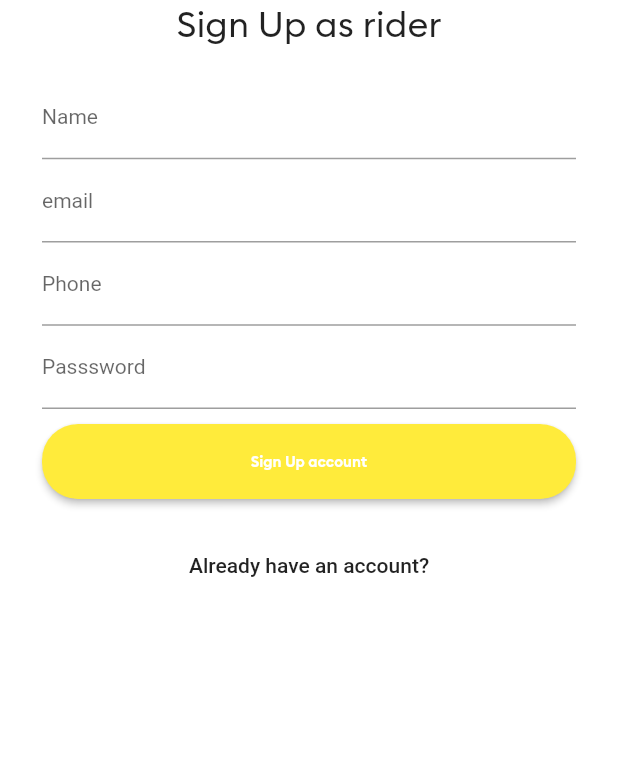
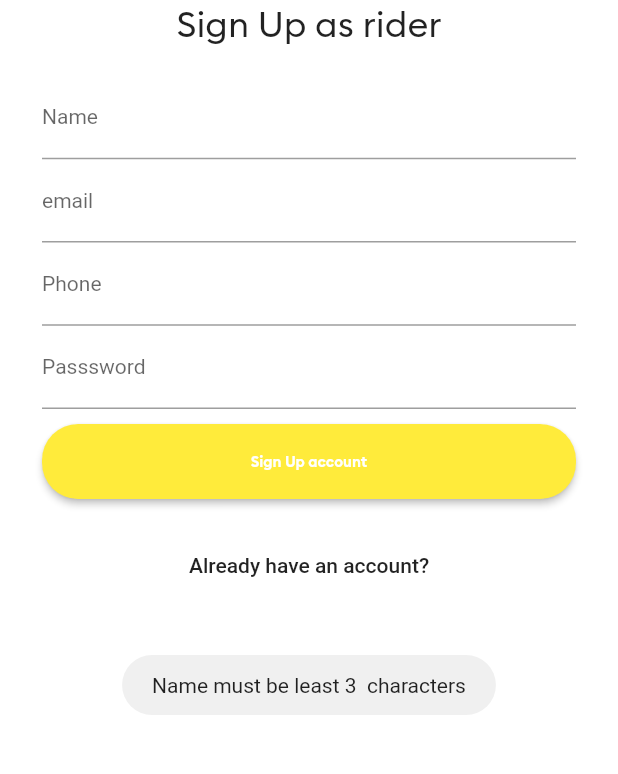
Before and after one commit to ultramegagood/fluttercar, a Flutter app: the screen it shows after launch, after a tap on "Register here", after a tap on "Sign Up account", on a phone screen of 412 x 824 dp, the part 425-1199 px from its top. Run offline on Flutter 3.47's test engine with Material 2 defaults, Android fonts, the phone set to English and light mode, and no system bars; our stand-ins replace firebase_auth, firebase_core, firebase_database, fluttertoast; accounts and stored records are empty; Roboto replaces fonts that are missing (Brand Bolt).

Commit message:
FireBase registration function added

```diff
--- a/lib/AllScreens/signUpScreen.dart
+++ b/lib/AllScreens/signUpScreen.dart
@@ -1,8 +1,17 @@
+import 'package:firebase_auth/firebase_auth.dart';
 import 'package:firstproject/AllScreens/loginScreen.dart';
+import 'package:firstproject/AllScreens/mainscreen.dart';
+import 'package:firstproject/main.dart';
 import 'package:flutter/material.dart';
+import 'package:fluttertoast/fluttertoast.dart';
 class SignUpScreen extends StatelessWidget
 {
   static const String idScreen ="register";
+
+  TextEditingController nameTextEditingController = TextEditingController();
+  TextEditingController emailTextEditingController = TextEditingController();
+  TextEditingController phoneTextEditingController = TextEditingController();
+  TextEditingController passwordTextEditingController = TextEditingController();
 
   @override
   Widget build(BuildContext context) {
@@ -30,6 +39,7 @@
                   children: [
                     SizedBox(height: 1.0,),
                     TextField(
+                      controller: nameTextEditingController,
                       keyboardType: TextInputType.text,
                       decoration: InputDecoration(
                         labelText: "Name",
@@ -47,6 +57,7 @@
 
                     SizedBox(height: 1.0,),
                     TextField(
+                      controller: emailTextEditingController,
                       keyboardType: TextInputType.emailAddress,
                       decoration: InputDecoration(
                         labelText: "email",
@@ -63,6 +74,7 @@
 
                     SizedBox(height: 1.0,),
                     TextField(
+                      controller: phoneTextEditingController,
                       keyboardType: TextInputType.phone,
                       decoration: InputDecoration(
                         labelText: "Phone",
@@ -79,6 +91,7 @@
 
                     SizedBox(height: 1.0,),
                     TextField(
+                      controller: passwordTextEditingController,
                       obscureText:true ,
                       decoration: InputDecoration(
                         labelText: "Passsword",
@@ -111,7 +124,21 @@
                         borderRadius: new BorderRadius.circular(24.0),
                       ),
                       onPressed: (){
-                        print("Logged In Button");
+                        if(nameTextEditingController.text.length<3){
+                          displayToastMessage("Name must be least 3  characters", context);
+                        }
+                        else if(!emailTextEditingController.text.contains("@")){
+                          displayToastMessage("Email address not valid", context);
+                        }
+                        else if(phoneTextEditingController.text.isEmpty){
+                          displayToastMessage("Phone is incorrect", context);
+                        }
+                        else if(passwordTextEditingController.text.length<8){
+                          displayToastMessage("minimum 8 character ", context);
+                        }
+                        else{
+                          registerNewUser(context);
+                        }
                       },
                     )
 
@@ -133,4 +160,28 @@
       ),
     );
   }
+  final FirebaseAuth _firebaseAuth=FirebaseAuth.instance;
+  registerNewUser(BuildContext context)async
+  {
+    final User firebaseUser= (await _firebaseAuth.createUserWithEmailAndPassword(email: emailTextEditingController.text, password: passwordTextEditingController.text).catchError((errorMsg){displayToastMessage("Error: "+errorMsg.toString(), context);})).user;
+    if(firebaseUser!=null)
+      {
+
+        Map userDataMap={
+          "name": nameTextEditingController.text.trim(),
+          "email": emailTextEditingController.text.trim(),
+          "phone": phoneTextEditingController.text.trim(),
+        };
+        usersRef.child(firebaseUser.uid).set(userDataMap);
+        displayToastMessage("Account was been created", context);
+        Navigator.pushNamedAndRemoveUntil(context, MainScreen.idScreen, (route) => false);
+      }
+    else{
+    displayToastMessage("User not be created", context);
+    }
+  }
+
 }
+displayToastMessage(String message,BuildContext context) {
+  Fluttertoast.showToast(msg: message);
+}
--- a/lib/main.dart
+++ b/lib/main.dart
@@ -1,12 +1,16 @@
+import 'package:firebase_core/firebase_core.dart';
+import 'package:firebase_database/firebase_database.dart';
 import 'package:firstproject/AllScreens/loginScreen.dart';
 import 'package:firstproject/AllScreens/mainscreen.dart';
 import 'package:firstproject/AllScreens/signUpScreen.dart';
 import 'package:flutter/material.dart';
 
-void main() {
+void main() async{
+  WidgetsFlutterBinding.ensureInitialized();
+  await Firebase.initializeApp();
   runApp(MyApp());
 }
-
+DatabaseReference usersRef=FirebaseDatabase.instance.reference().child("Users");
 class MyApp extends StatelessWidget
 {
 
--- a/pubspec.yaml
+++ b/pubspec.yaml
@@ -31,6 +31,8 @@
   firebase_core: ^1.0.2
   firebase_auth: ^1.0.1
   firebase_database: ^6.1.1
+  fluttertoast: ^8.0.3
+
 
 dev_dependencies:
   flutter_test:
```
Also changed, not shown: pubspec.lock.
